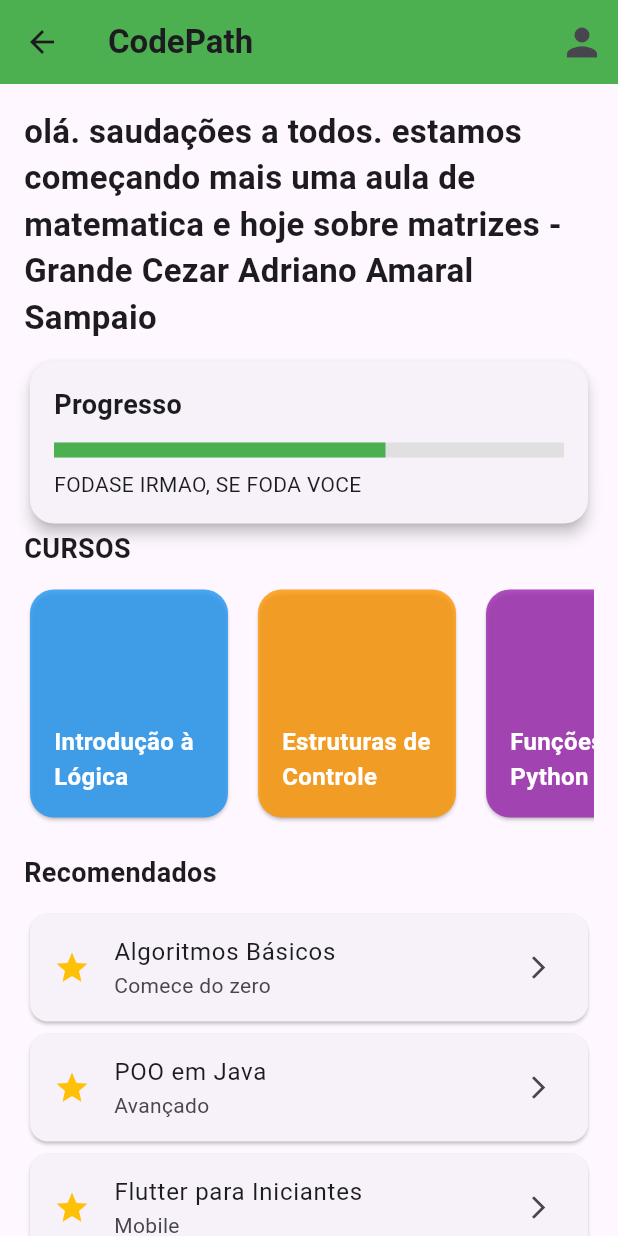
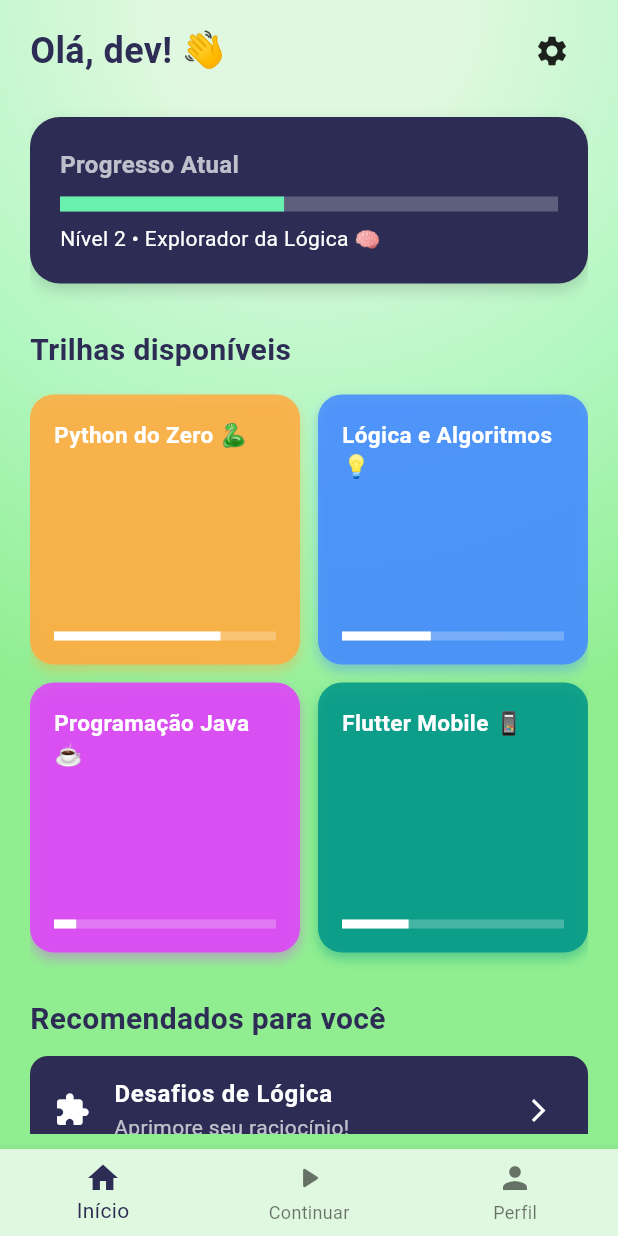
Before and after one commit to PedroFaria14/Projeto_CodePath, a Flutter app: the PaginaHome screen opened directly, on a phone screen of 412 x 824 dp. Run offline on Flutter 3.47's test engine with Material 3 defaults, Android fonts, the phone set to English and light mode, and no system bars; network calls fail.

Commit message:
Cadastro ok - repaginação da Home ok

```diff
--- a/Frontend/code_path_flutter/lib/pages/cadastro.dart
+++ b/Frontend/code_path_flutter/lib/pages/cadastro.dart
@@ -14,9 +14,9 @@ class _CadastroState extends State<Cadastro> {
   //controladores de digitação
 
   final TextEditingController nomeController = TextEditingController();
+  final TextEditingController idadeController = TextEditingController();
+  final TextEditingController telefoneController = TextEditingController();
   final TextEditingController emailController = TextEditingController();
-  final TextEditingController telefoneController = TextEditingController();
-  final TextEditingController idadeController = TextEditingController();
   final TextEditingController senhaController = TextEditingController();
 
   bool isLoading = false;
@@ -31,12 +31,14 @@ class _CadastroState extends State<Cadastro> {
         headers: {"Content-Type": "application/json"},
         body: jsonEncode({
           "nome": nomeController.text.trim(),
+          "idade": int.tryParse(idadeController.text.trim()) ?? 0,
+          "telefone": int.tryParse(telefoneController.text.trim()) ?? 0,
           "email": emailController.text.trim(),
-          "telefone": telefoneController.text.trim(),
-          "idade": idadeController.text.trim(),
           "senha": senhaController.text.trim(),
         }),
       );
+
+      print("Resposta da API: ${response.statusCode} - ${response.body}");
 
       final data = jsonDecode(response.body);
 
@@ -110,6 +112,36 @@ class _CadastroState extends State<Cadastro> {
                       ),
                     ),
                   ),
+                  const SizedBox(height: 30),
+                  TextField(
+                    controller: idadeController,
+                    style: const TextStyle(color: Colors.white),
+                    decoration: InputDecoration(
+                      filled: true,
+                      fillColor: const Color(0xFF2C2C54),
+                      labelText: "Idade",
+                      labelStyle: const TextStyle(color: Colors.white70),
+                      border: OutlineInputBorder(
+                        borderRadius: BorderRadius.circular(12),
+                        borderSide: BorderSide.none,
+                      ),
+                    ),
+                  ),
+                  const SizedBox(height: 30),
+                  TextField(
+                    controller: telefoneController,
+                    style: const TextStyle(color: Colors.white),
+                    decoration: InputDecoration(
+                      filled: true,
+                      fillColor: const Color(0xFF2C2C54),
+                      labelText: "Telefone",
+                      labelStyle: const TextStyle(color: Colors.white70),
+                      border: OutlineInputBorder(
+                        borderRadius: BorderRadius.circular(12),
+                        borderSide: BorderSide.none,
+                      ),
+                    ),
+                  ),
 
                   const SizedBox(height: 30),
                   TextField(
@@ -126,38 +158,6 @@ class _CadastroState extends State<Cadastro> {
                       ),
                     ),
                   ),
-
-                  const SizedBox(height: 30),
-                  TextField(
-                    controller: telefoneController,
-                    style: const TextStyle(color: Colors.white),
-                    decoration: InputDecoration(
-                      filled: true,
-                      fillColor: const Color(0xFF2C2C54),
-                      labelText: "Telefone",
-                      labelStyle: const TextStyle(color: Colors.white70),
-                      border: OutlineInputBorder(
-                        borderRadius: BorderRadius.circular(12),
-                        borderSide: BorderSide.none,
-                      ),
-                    ),
-                  ),
-                  const SizedBox(height: 30),
-                  TextField(
-                    controller: idadeController,
-                    style: const TextStyle(color: Colors.white),
-                    decoration: InputDecoration(
-                      filled: true,
-                      fillColor: const Color(0xFF2C2C54),
-                      labelText: "Idade",
-                      labelStyle: const TextStyle(color: Colors.white70),
-                      border: OutlineInputBorder(
-                        borderRadius: BorderRadius.circular(12),
-                        borderSide: BorderSide.none,
-                      ),
-                    ),
-                  ),
-
                   const SizedBox(height: 30),
                   TextField(
                     controller: senhaController,
--- a/Frontend/code_path_flutter/lib/pages/home.dart
+++ b/Frontend/code_path_flutter/lib/pages/home.dart
@@ -1,99 +1,239 @@
 import 'package:flutter/material.dart';
 
-class PaginaHome extends StatelessWidget {
+import 'trilhaUm.dart';
+
+class PaginaHome extends StatefulWidget {
   const PaginaHome({super.key});
+
+  @override
+  State<PaginaHome> createState() => _PaginaHomeState();
+}
+
+class _PaginaHomeState extends State<PaginaHome> {
+  int _selectedIndex = 0;
+
+  void _onItemTapped(int index) {
+    setState(() => _selectedIndex = index);
+    if (index == 1) {
+      Navigator.push(
+        context,
+        MaterialPageRoute(
+          builder: (_) => const ModuloPage(),
+        ), // continuar trilha
+      );
+    } else if (index == 2) {
+      Navigator.push(
+        context,
+        MaterialPageRoute(builder: (_) => const ModuloPage()),
+      );
+    }
+  }
 
   @override
   Widget build(BuildContext context) {
     return Scaffold(
-      appBar: AppBar(
-        backgroundColor: Colors.green,
-        elevation: 0,
-        title: const Text(
-          "CodePath",
-          style: TextStyle(fontWeight: FontWeight.bold),
+      backgroundColor: const Color(0xFF90EE90),
+      body: Container(
+        decoration: const BoxDecoration(
+          gradient: RadialGradient(
+            center: Alignment.topCenter,
+            radius: 1.2,
+            colors: [Color(0xFFE0F8E0), Color(0xFFB2F7C1), Color(0xFF90EE90)],
+            stops: [0.2, 0.6, 1.0],
           ),
-        actions: [
-          IconButton(
-            icon: const Icon(Icons.person, size: 30),
-            onPressed: () {},
         ),
-        ], //actions 1
-      ),
-      body: SingleChildScrollView(
-        padding: const EdgeInsets.all(16),
+
+        child: SafeArea(
+          child: Padding(
+            padding: const EdgeInsets.symmetric(horizontal: 20, vertical: 10),
+            child: SingleChildScrollView(
               child: Column(
                 crossAxisAlignment: CrossAxisAlignment.start,
                 children: [
-            //
+                  // CABEÇALHO
+                  Row(
+                    mainAxisAlignment: MainAxisAlignment.spaceBetween,
+                    children: [
                       const Text(
-              "olá. saudações a todos. estamos começando mais uma aula de matematica e hoje sobre matrizes - Grande Cezar Adriano Amaral Sampaio",
-              style: TextStyle(fontSize: 22, fontWeight: FontWeight.bold),
+                        "Olá, dev! 👋",
+                        style: TextStyle(
+                          fontSize: 24,
+                          fontWeight: FontWeight.bold,
+                          color: Color(0xFF2C2C54),
+                        ),
+                      ),
+                      IconButton(
+                        icon: const Icon(Icons.settings, color: Colors.black87),
+                        onPressed: () {},
+                      ),
+                    ],
                   ),
 
-            const SizedBox(height: 10),
+                  const SizedBox(height: 20),
 
-            Card(
-              shape: RoundedRectangleBorder(
-                borderRadius: BorderRadius.circular(16),
+                  // CARD DE PROGRESSO
+                  Container(
+                    width: double.infinity,
+                    decoration: BoxDecoration(
+                      color: const Color(0xFF2C2C54),
+                      borderRadius: BorderRadius.circular(20),
+                      boxShadow: [
+                        BoxShadow(
+                          color: Colors.black.withOpacity(0.15),
+                          blurRadius: 8,
+                          offset: const Offset(0, 4),
                         ),
-              elevation: 4,
-              child: Padding(
-                padding: const EdgeInsets.all(16),
+                      ],
+                    ),
+                    padding: const EdgeInsets.all(20),
                     child: Column(
                       crossAxisAlignment: CrossAxisAlignment.start,
                       children: [
                         const Text(
-                      "Progresso",
+                          "Progresso Atual",
                           style: TextStyle(
-                        fontSize: 18,
+                            color: Colors.white70,
                             fontWeight: FontWeight.bold,
+                            fontSize: 16,
                           ),
                         ),
-                    const SizedBox(height: 12),
+                        const SizedBox(height: 10),
                         LinearProgressIndicator(
-                      value: 0.65,
-                      color: Colors.green,
-                      backgroundColor: Colors.grey[300],
+                          value: 0.45,
+                          color: Colors.greenAccent,
+                          backgroundColor: Colors.white24,
                           minHeight: 10,
                         ),
+                        const SizedBox(height: 8),
+                        const Text(
+                          "Nível 2 • Explorador da Lógica 🧠",
+                          style: TextStyle(color: Colors.white),
+                        ),
+                      ],
+                    ),
+                  ),
 
-                    const SizedBox(height: 8),
-                    const Text("FODASE IRMAO, SE FODA VOCE"),
+                  const SizedBox(height: 30),
+
+                  // SEÇÃO DE TRILHAS
+                  const Text(
+                    "Trilhas disponíveis",
+                    style: TextStyle(
+                      fontSize: 20,
+                      fontWeight: FontWeight.bold,
+                      color: Color(0xFF2C2C54),
+                    ),
+                  ),
+                  const SizedBox(height: 15),
+
+                  GridView.count(
+                    crossAxisCount: 2,
+                    shrinkWrap: true,
+                    physics: const NeverScrollableScrollPhysics(),
+                    crossAxisSpacing: 12,
+                    mainAxisSpacing: 12,
+                    children: [
+                      trilhaCard(
+                        "Python do Zero 🐍",
+                        Colors.orangeAccent,
+                        0.75,
+                      ),
+                      trilhaCard(
+                        "Lógica e Algoritmos 💡",
+                        Colors.blueAccent,
+                        0.4,
+                      ),
+                      trilhaCard(
+                        "Programação Java ☕",
+                        Colors.purpleAccent,
+                        0.1,
+                      ),
+                      trilhaCard("Flutter Mobile 📱", Colors.teal, 0.3),
+                    ],
+                  ),
+
+                  const SizedBox(height: 30),
+
+                  // SEÇÃO RECOMENDADOS
+                  const Text(
+                    "Recomendados para você",
+                    style: TextStyle(
+                      fontSize: 20,
+                      fontWeight: FontWeight.bold,
+                      color: Color(0xFF2C2C54),
+                    ),
+                  ),
+                  const SizedBox(height: 10),
+
+                  recomendacaoCard(
+                    "Desafios de Lógica",
+                    "Aprimore seu raciocínio!",
+                    Icons.extension,
+                  ),
+                  recomendacaoCard(
+                    "Quiz do Dia",
+                    "Testes rápidos de programação",
+                    Icons.quiz,
+                  ),
                 ],
               ),
             ),
           ),
-            const Text(
-              "CURSOS",
-              style: TextStyle(fontSize: 18, fontWeight: FontWeight.bold),
         ),
-            const SizedBox(height: 10),
-            SizedBox(
-              height: 160,
-              child: ListView(
-                scrollDirection: Axis.horizontal,
-                children: [
-                  cardCursos("Introdução à Lógica", Colors.blue),
-                  cardCursos("Estruturas de Controle", Colors.orange),
-                  cardCursos("Funções em Python", Colors.purple),
+      ),
+
+      // BARRA INFERIOR
+      bottomNavigationBar: BottomNavigationBar(
+        currentIndex: _selectedIndex,
+        onTap: _onItemTapped,
+        selectedItemColor: const Color(0xFF2C2C54),
+        unselectedItemColor: Colors.black54,
+        backgroundColor: const Color(0xFFE0F8E0),
+        items: const [
+          BottomNavigationBarItem(icon: Icon(Icons.home), label: "Início"),
+          BottomNavigationBarItem(
+            icon: Icon(Icons.play_arrow_rounded),
+            label: "Continuar",
+          ),
+          BottomNavigationBarItem(icon: Icon(Icons.person), label: "Perfil"),
         ],
       ),
+    );
+  }
+
+  Widget trilhaCard(String nome, Color cor, double progresso) {
+    return GestureDetector(
+      onTap: () {},
+      child: Container(
+        decoration: BoxDecoration(
+          color: cor.withOpacity(0.85),
+          borderRadius: BorderRadius.circular(16),
+          boxShadow: [
+            BoxShadow(
+              color: cor.withOpacity(0.4),
+              blurRadius: 6,
+              offset: const Offset(0, 4),
             ),
-            const SizedBox(height: 20),
-
-            const Text(
-              "Recomendados",
-              style: TextStyle(fontSize: 18, fontWeight: FontWeight.bold),
+          ],
         ),
-            const SizedBox(height: 10),
-
-            Column(
+        padding: const EdgeInsets.all(16),
+        child: Column(
+          mainAxisAlignment: MainAxisAlignment.spaceBetween,
+          crossAxisAlignment: CrossAxisAlignment.start,
           children: [
-                navegacao("Algoritmos Básicos", "Comece do zero"),
-                navegacao("POO em Java", "Avançado"),
-                navegacao("Flutter para Iniciantes", "Mobile"),
-              ],
+            Text(
+              nome,
+              style: const TextStyle(
+                color: Colors.white,
+                fontWeight: FontWeight.bold,
+                fontSize: 15,
+              ),
+            ),
+            LinearProgressIndicator(
+              value: progresso,
+              backgroundColor: Colors.white24,
+              color: Colors.white,
+              minHeight: 6,
             ),
           ],
         ),
@@ -101,42 +241,32 @@ class PaginaHome extends StatelessWidget {
     );
   }
 
-  static Widget cardCursos(String title, Color color) {
+  Widget recomendacaoCard(String titulo, String subtitulo, IconData icone) {
     return Container(
-      width: 140,
-      margin: const EdgeInsets.only(right: 12),
-      child: Card(
-        color: color.withOpacity(0.8),
-        shape: RoundedRectangleBorder(borderRadius: BorderRadius.circular(16)),
-        child: Padding(
-          padding: const EdgeInsets.all(16),
-          child: Align(
-            alignment: Alignment.bottomLeft,
-            child: Text(
-              title,
+      margin: const EdgeInsets.only(bottom: 10),
+      decoration: BoxDecoration(
+        color: const Color(0xFF2C2C54),
+        borderRadius: BorderRadius.circular(12),
+      ),
+      child: ListTile(
+        leading: Icon(icone, color: Colors.white),
+        title: Text(
+          titulo,
           style: const TextStyle(
             color: Colors.white,
-                fontSize: 16,
             fontWeight: FontWeight.bold,
           ),
         ),
+        subtitle: Text(
+          subtitulo,
+          style: const TextStyle(color: Colors.white70),
         ),
+        trailing: const Icon(
+          Icons.arrow_forward_ios,
+          color: Colors.white,
+          size: 18,
         ),
-      ),
-    );
-  }
-
-  static Widget navegacao(String title, String subtitle) {
-    return Card(
-      shape: RoundedRectangleBorder(borderRadius: BorderRadius.circular(12)),
-      child: ListTile(
-        leading: const Icon(Icons.star, color: Colors.amber),
-        title: Text(title),
-        subtitle: Text(subtitle),
-        trailing: const Icon(Icons.arrow_forward_ios, size: 18),
-        onTap: () {
-          // Ação ao clicar no curso
-        },
+        onTap: () {},
       ),
     );
   }
--- a/Frontend/code_path_flutter/lib/pages/login.dart
+++ b/Frontend/code_path_flutter/lib/pages/login.dart
@@ -104,7 +104,7 @@ class _LoginState extends State<Login> {
                   controller: emailController,
                   decoration: InputDecoration(
                     filled: true,
-                    fillColor: const Color(0xFF262840), // cor do fundo
+                    fillColor: const Color(0xFF262840),
                     hintText: 'E-mail',
                     hintStyle: const TextStyle(color: Colors.white70),
                     contentPadding: const EdgeInsets.symmetric(
@@ -125,10 +125,11 @@ class _LoginState extends State<Login> {
 
                 const SizedBox(height: 20),
                 TextField(
-                  controller: emailController,
+                  controller: senhaController,
+                  obscureText: true,
                   decoration: InputDecoration(
                     filled: true,
-                    fillColor: const Color(0xFF262840), // cor do fundo
+                    fillColor: const Color(0xFF262840),
                     hintText: 'Senha',
                     hintStyle: const TextStyle(color: Colors.white70),
                     contentPadding: const EdgeInsets.symmetric(
```
Lines whose indentation alone changed are shown as unchanged.
